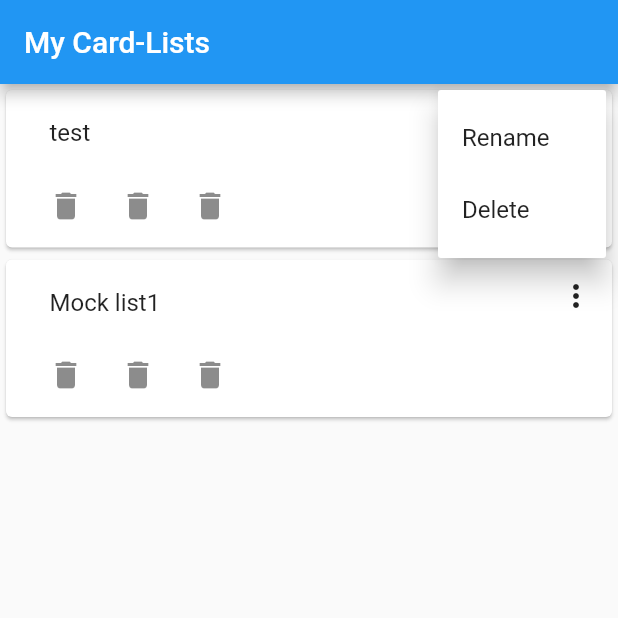
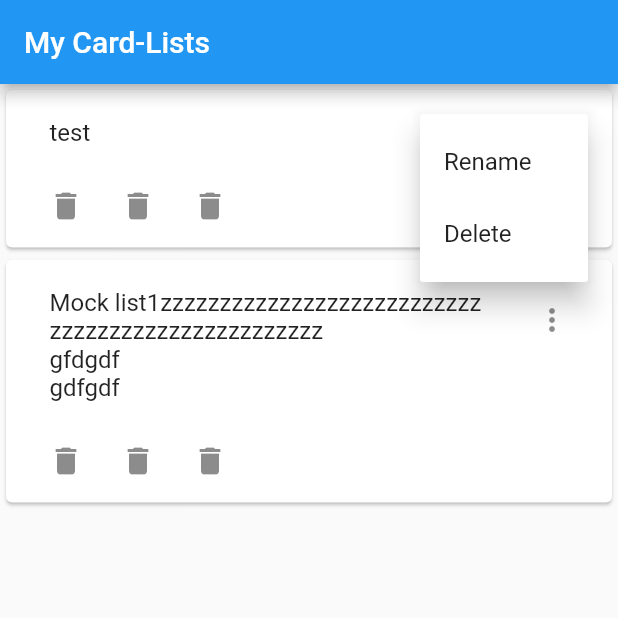
Before and after one commit to BorisSh99/logo_cards_flutter, a Flutter app: the screen it shows after launch, after a tap on the "delete" icon, after a tap on the "more vert" icon, on a phone screen of 412 x 824 dp, the top half of it. Run offline on Flutter 3.47's test engine with Material 2 defaults, Android fonts, the phone set to English and light mode, and no system bars.

```diff
--- a/lib/entities/card_entity.dart
+++ /dev/null
@@ -1,9 +0,0 @@
-class CardEntity {
-
-  String word;
-  String definition;
-  int confidence;
-
-  CardEntity(this.word, this.definition, [this.confidence = 0]);
-
-}
--- a/lib/entities/card_list_entity.dart
+++ /dev/null
@@ -1,16 +0,0 @@
-import '../entities/card_entity.dart';
-
-class CardListEntity {
-
-  String name;
-  List<CardEntity> cardList;
-
-  CardListEntity(this.name, this.cardList);
-
-  void addCard(CardEntity cardEntity) {
-    cardList.add(cardEntity);
-  }
-
-
-
-}
--- a/lib/main.dart
+++ b/lib/main.dart
@@ -1,12 +1,12 @@
 import 'package:flutter/material.dart';
-import '../pages/home_page.dart';
+import './screens/home_screen.dart';
 
 void main() {
   runApp(MaterialApp(
     theme: ThemeData.light(),
     initialRoute: '/',
     routes: {
-      '/': (context) => HomePage(),
+      '/': (context) => HomeScreen(),
     },
   ));
 }
--- /dev/null
+++ b/lib/models/card_list_model.dart
@@ -0,0 +1,16 @@
+import '../models/card_model.dart';
+
+class CardListModel {
+
+  String name;
+  List<CardModel> cardList;
+
+  CardListModel(this.name, this.cardList);
+
+  void addCard(CardModel cardEntity) {
+    cardList.add(cardEntity);
+  }
+
+
+
+}
--- /dev/null
+++ b/lib/models/card_model.dart
@@ -0,0 +1,9 @@
+class CardModel {
+
+  String word;
+  String definition;
+  int confidence;
+
+  CardModel(this.word, this.definition, [this.confidence = 0]);
+
+}
--- a/lib/pages/home_page.dart
+++ b/lib/screens/home_screen.dart
@@ -1,39 +1,33 @@
 import 'package:flutter/material.dart';
 import 'package:logophile_flutter/widgets/rename_card_list_widget.dart';
-import '../entities/card_entity.dart';
+import '../models/card_model.dart';
 import '../widgets/card_list_widget.dart';
-import '../entities/card_list_entity.dart';
+import '../models/card_list_model.dart';
 
-class HomePage extends StatefulWidget {
-  const HomePage({Key? key}) : super(key: key);
+class HomeScreen extends StatefulWidget {
+  const HomeScreen({Key? key}) : super(key: key);
 
   @override
-  _HomePageState createState() => _HomePageState();
+  _HomeScreenState createState() => _HomeScreenState();
 }
 
-class _HomePageState extends State<HomePage> {
+class _HomeScreenState extends State<HomeScreen> {
 
-  List<CardListEntity> cardListCollection = [];
+  List<CardListModel> cardListCollection = [];
 
   @override
   void initState() {
     super.initState();
 
 
-    cardListCollection.add(CardListEntity('Mock list', [CardEntity('John', 'Джон'), CardEntity('Mary', 'Мэри'), CardEntity('Arthur', 'Артур'),
-                                            CardEntity('John', 'Джон'), CardEntity('Mary', 'Мэри'), CardEntity('Arthur', 'Артур'),
-                                            CardEntity('John', 'Джон'), CardEntity('Mary', 'Мэри'), CardEntity('Arthur', 'Артур'),
+    cardListCollection.add(CardListModel('Mock list', [CardModel('John', 'Джон'), CardModel('Mary', 'Мэри'), CardModel('Arthur', 'Артур'),
+                                            CardModel('John', 'Джон'), CardModel('Mary', 'Мэри'), CardModel('Arthur', 'Артур'),
+                                            CardModel('John', 'Джон'), CardModel('Mary', 'Мэри'), CardModel('Arthur', 'Артур'),
     ]));
-    cardListCollection.add(CardListEntity('Mock list1', [CardEntity('John', 'Джон'), CardEntity('Mary', 'Мэри'), CardEntity('Arthur', 'Артур'),
-      CardEntity('John', 'Джон'), CardEntity('Mary', 'Мэри'), CardEntity('Arthur', 'Артур'),
-      CardEntity('John', 'Джон'), CardEntity('Mary', 'Мэри'), CardEntity('Arthur', 'Артур'),
+    cardListCollection.add(CardListModel('Mock list1zzzzzzzzzzzzzzzzzzzzzzzzzzzzzzzzzzzzzzzzzzzzzzzzzz\ngfdgdf\ngdfgdf', [CardModel('John55555555555555555555555554', 'Джон'), CardModel('Mary', 'Мэри'), CardModel('Arthur', 'Артур'),
+      CardModel('John', 'Джон'), CardModel('Mary', 'Мэри'), CardModel('Arthur', 'Артур'),
+      CardModel('John', 'Джон'), CardModel('Mary', 'Мэри'), CardModel('Arthur', 'Артур'),
     ]));
-  }
-
-  void onChangedName(String newName) {
-    setState(() {
-
-    });
   }
 
   @override
@@ -83,10 +77,7 @@ class _HomePageState extends State<HomePage> {
                       ),
                     );
                   },
-                ),
-                Align(
-                  alignment: Alignment.topRight,
-                  child: PopupMenuButton(
+                  trailing: PopupMenuButton(
                     onSelected: (value) async {
                       switch (value) {
                         case 'rename':
@@ -95,7 +86,7 @@ class _HomePageState extends State<HomePage> {
                             builder: (context) {
                               return RenameCardListWidget(
                                 cardListEntity: cardListCollection[index],
-                                onChangedName: (newName) => setState(() {
+                                changeNameHandler: (newName) => setState(() { //setState of current cardListName
                                   cardListCollection[index].name = newName;
                                 })
                               );
@@ -108,11 +99,11 @@ class _HomePageState extends State<HomePage> {
                       }
                     },
                     itemBuilder: (context) => [
-                      PopupMenuItem(  //onTap pops after executing!
+                      const PopupMenuItem(  //onTap pops after executing!
                         child: Text('Rename'),
                         value: 'rename',
                       ),
-                      PopupMenuItem(
+                      const PopupMenuItem(
                         child: Text('Delete'),
                         value: 'delete',
                       ),
--- a/lib/widgets/card_list_widget.dart
+++ b/lib/widgets/card_list_widget.dart
@@ -1,9 +1,9 @@
 import 'package:flutter/material.dart';
-import '../entities/card_entity.dart';
+import '../models/card_model.dart';
 
 class CardListWidget extends StatefulWidget {
   final String listName;
-  final List<CardEntity> cardList;
+  final List<CardModel> cardList;
 
   const CardListWidget({Key? key, required this.listName, required this.cardList}) : super(key: key);
 
```
Also changed, not shown: lib/widgets/rename_card_list_widget.dart (+11 -8 lines), lib/widgets/update_card_widget.dart (added, +15 -0 lines).
